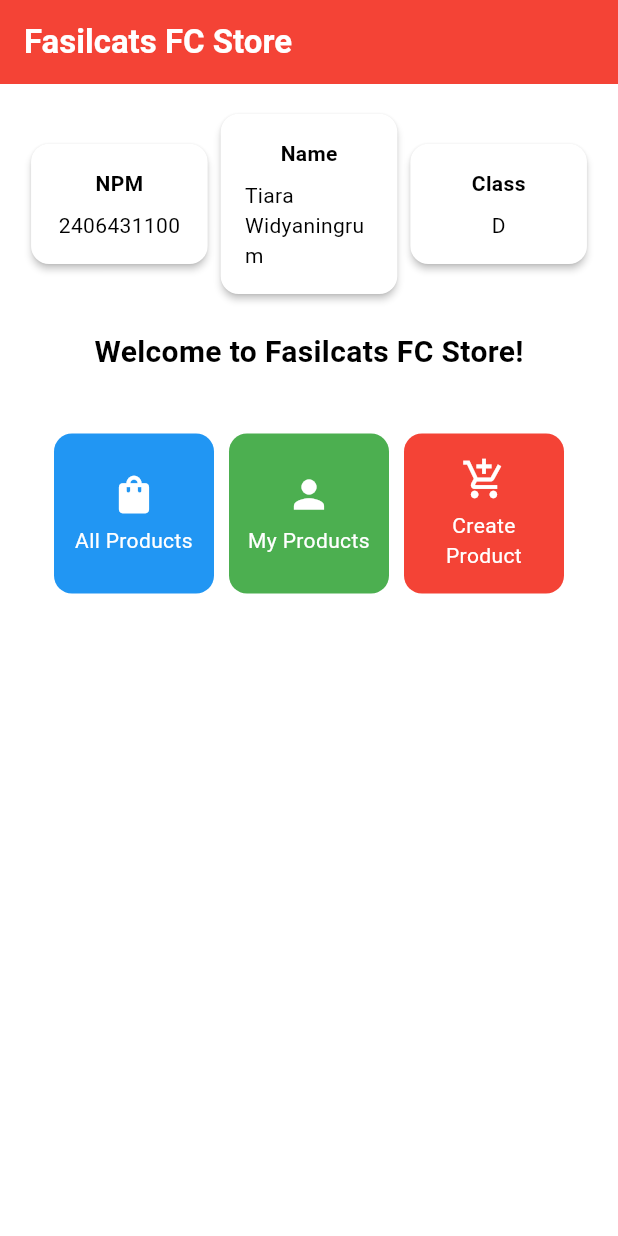
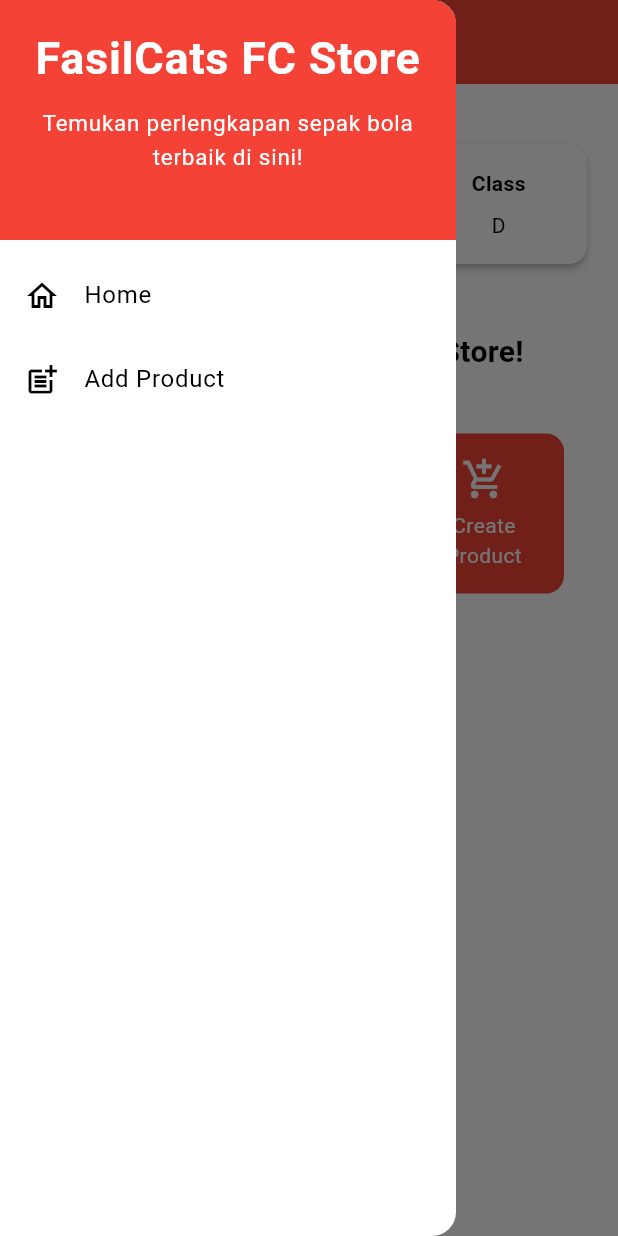
Before and after one commit to tiarawidyaningrum/fasilcats-fc-store-mobile, a Flutter app: the screen it shows after launch, with the side drawer open (before the commit the screen has no drawer), on a phone screen of 412 x 824 dp. Run offline on Flutter 3.47's test engine with Material 3 defaults, Android fonts, the phone set to English and light mode, and no system bars.

Commit message:
Tugas 8: Flutter Navigation, Layouts, Forms, and Input Elements

```diff
--- a/lib/main.dart
+++ b/lib/main.dart
@@ -1,5 +1,5 @@
 import 'package:flutter/material.dart';
-import 'package:fasilcats_fc_store_mobile/menu.dart';
+import 'package:fasilcats_fc_store_mobile/screens/menu.dart';
 
 void main() {
   runApp(const MyApp());
--- a/lib/menu.dart
+++ b/lib/screens/menu.dart
@@ -1,4 +1,6 @@
 import 'package:flutter/material.dart';
+import 'package:fasilcats_fc_store_mobile/widgets/left_drawer.dart';
+import 'package:fasilcats_fc_store_mobile/widgets/product_card.dart';
 
 class ItemHomepage {
   final String name;
@@ -27,10 +29,13 @@ class MyHomePage extends StatelessWidget {
       appBar: AppBar(
         title: const Text(
           'Fasilcats FC Store',
-          style: TextStyle(color: Colors.white, fontWeight: FontWeight.bold),
+          style: TextStyle(
+            color: Colors.white,
+            fontWeight: FontWeight.bold),
         ),
         backgroundColor: Theme.of(context).colorScheme.primary,
       ),
+      drawer: const LeftDrawer(),
       body: SingleChildScrollView(
         child: Padding(
           padding: const EdgeInsets.all(16.0),
@@ -98,42 +103,3 @@ class InfoCard extends StatelessWidget {
     );
   }
 }
-
-// Kartu tombol
-class ItemCard extends StatelessWidget {
-  final ItemHomepage item;
-
-  const ItemCard(this.item, {super.key});
-
-  @override
-  Widget build(BuildContext context) {
-    return Material(
-      color: item.color,
-      borderRadius: BorderRadius.circular(12),
-      child: InkWell(
-        onTap: () {
-          ScaffoldMessenger.of(context)
-            ..hideCurrentSnackBar()
-            ..showSnackBar(SnackBar(
-              content: Text("Kamu telah menekan tombol ${item.name}!"),
-            ));
-        },
-        child: Container(
-          padding: const EdgeInsets.all(8),
-          child: Center(
-            child: Column(
-              mainAxisAlignment: MainAxisAlignment.center,
-              children: [
-                Icon(item.icon, color: Colors.white, size: 30.0),
-                const Padding(padding: EdgeInsets.all(3)),
-                Text(item.name,
-                    textAlign: TextAlign.center,
-                    style: const TextStyle(color: Colors.white)),
-              ],
-            ),
-          ),
-        ),
-      ),
-    );
-  }
-}
--- /dev/null
+++ b/lib/widgets/left_drawer.dart
@@ -0,0 +1,71 @@
+import 'package:flutter/material.dart';
+import 'package:fasilcats_fc_store_mobile/screens/menu.dart';
+import 'package:fasilcats_fc_store_mobile/screens/productlist_form.dart';
+
+class LeftDrawer extends StatelessWidget {
+  const LeftDrawer({super.key});
+
+  @override
+  Widget build(BuildContext context) {
+    return Drawer(
+      child: ListView(
+        children: [
+          const DrawerHeader(
+            // Bagian drawer header
+            decoration: BoxDecoration(
+              color: Colors.red,
+            ),
+            child: Column(
+              children: [
+                Text(
+                  'FasilCats FC Store',
+                  textAlign: TextAlign.center,
+                  style: TextStyle(
+                    fontSize: 30,
+                    fontWeight: FontWeight.bold,
+                    color: Colors.white,
+                  ),
+                ),
+                SizedBox(height: 10),
+                Text(
+                  "Temukan perlengkapan sepak bola terbaik di sini!",
+                  textAlign: TextAlign.center,
+                  style: TextStyle(
+                    fontSize: 15,
+                    color: Colors.white,
+                  ),
+                ),
+              ],
+            ),
+          ),
+          // Navigasi ke halaman utama
+          // Bagian routing
+          ListTile(
+            leading: const Icon(Icons.home_outlined),
+            title: const Text('Home'),
+            // Bagian redirection ke MyHomePage
+            onTap: () {
+              Navigator.pushReplacement(
+                context,
+                MaterialPageRoute(
+                  builder: (context) => MyHomePage(),
+              ));
+            },
+          ),
+          // Navigasi ke halaman tambah produk
+          ListTile(
+            leading: const Icon(Icons.post_add),
+            title: const Text('Add Product'),
+            // Bagian redirection ke NewsFormPage
+            onTap: () {
+              Navigator.pushReplacement(
+                context,
+                MaterialPageRoute(builder: (context) => const ProductFormPage()),
+                );
+            },
+          ),
+        ],
+      ),
+    );
+  }
+}
--- /dev/null
+++ b/lib/widgets/product_card.dart
@@ -0,0 +1,49 @@
+import 'package:flutter/material.dart';
+import 'package:fasilcats_fc_store_mobile/screens/menu.dart';
+import 'package:fasilcats_fc_store_mobile/screens/productlist_form.dart';
+
+// Kartu tombol
+class ItemCard extends StatelessWidget {
+  final ItemHomepage item;
+
+  const ItemCard(this.item, {super.key});
+
+  @override
+  Widget build(BuildContext context) {
+    return Material(
+      color: item.color,
+      borderRadius: BorderRadius.circular(12),
+      child: InkWell(
+        onTap: () {
+          ScaffoldMessenger.of(context)
+            ..hideCurrentSnackBar()
+            ..showSnackBar(SnackBar(
+              content: Text("Kamu telah menekan tombol ${item.name}!"),
+            ));
+
+          if (item.name == "Add Product") {
+            Navigator.push(
+              context,
+              MaterialPageRoute(builder: (context) => const ProductFormPage()),
+            );
+          }
+        },
+        child: Container(
+          padding: const EdgeInsets.all(8),
+          child: Center(
+            child: Column(
+              mainAxisAlignment: MainAxisAlignment.center,
+              children: [
+                Icon(item.icon, color: Colors.white, size: 30.0),
+                const Padding(padding: EdgeInsets.all(3)),
+                Text(item.name,
+                    textAlign: TextAlign.center,
+                    style: const TextStyle(color: Colors.white)),
+              ],
+            ),
+          ),
+        ),
+      ),
+    );
+  }
+}
```
Also changed, not shown: lib/screens/productlist_form.dart (added, +244 -0 lines), 1 other file.
